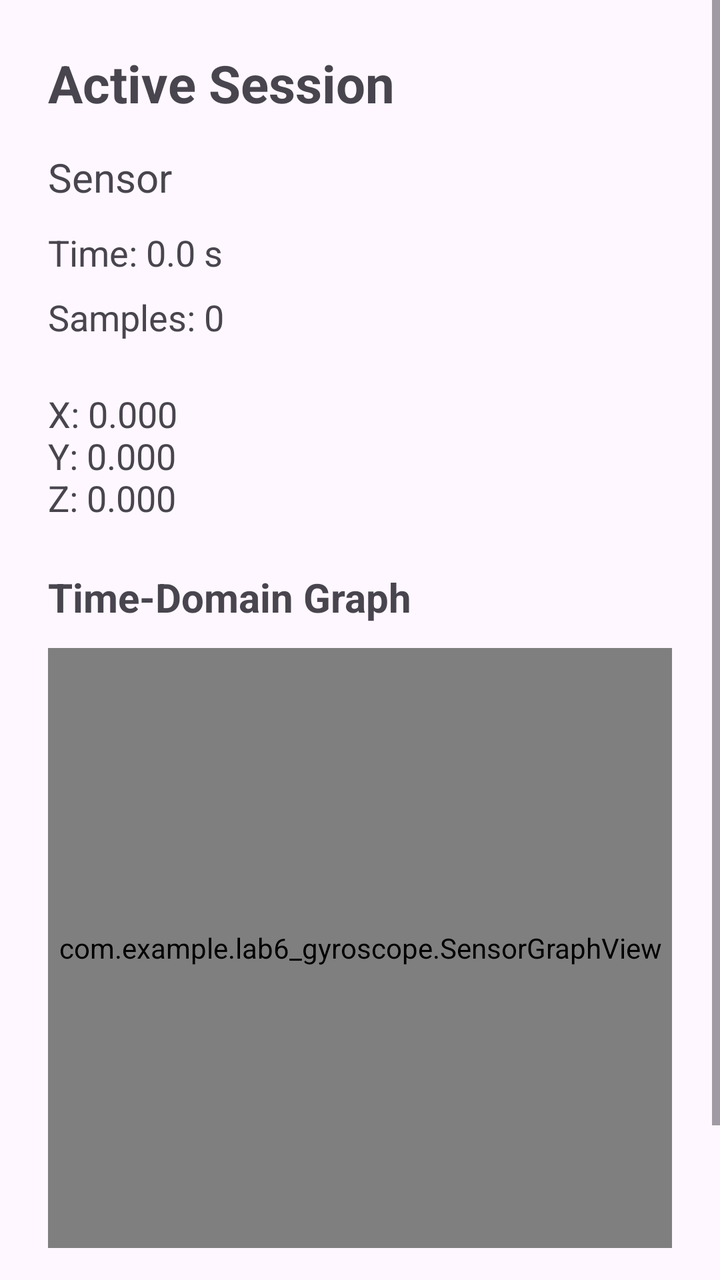
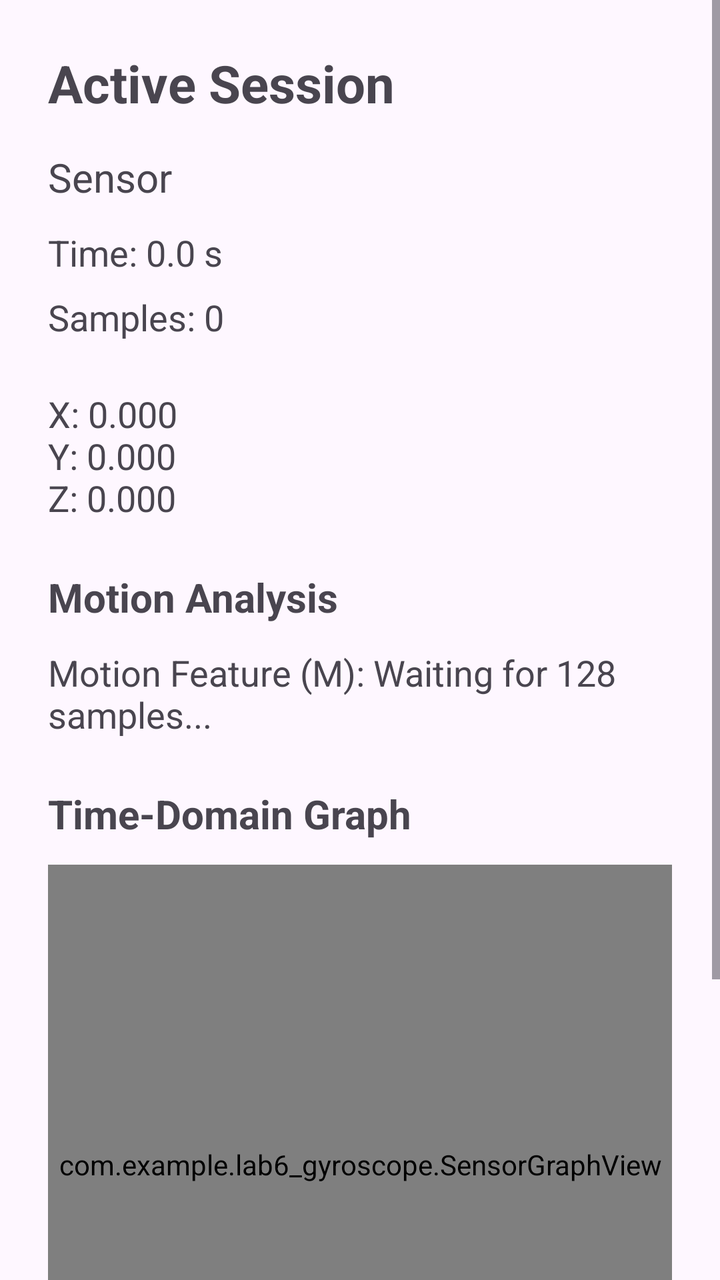

Two renders of the same Android screen: before a commit and after it. Below are the layout's source before the change and the commit's diff.
<!-- AndroidManifest.xml: application theme Theme.Lab6Gyroscope -->
<!-- res/layout/activity_session.xml -->
<?xml version="1.0" encoding="utf-8"?>
<ScrollView xmlns:android="http://schemas.android.com/apk/res/android"
    android:layout_width="match_parent"
    android:layout_height="match_parent">

    <LinearLayout
        android:layout_width="match_parent"
        android:layout_height="wrap_content"
        android:orientation="vertical"
        android:padding="24dp">

        <TextView
            android:layout_width="match_parent"
            android:layout_height="wrap_content"
            android:text="Active Session"
            android:textSize="26sp"
            android:textStyle="bold" />

        <TextView
            android:id="@+id/tvSensorName"
            android:layout_width="match_parent"
            android:layout_height="wrap_content"
            android:text="Sensor"
            android:textSize="20sp"
            android:layout_marginTop="16dp" />

        <TextView
            android:id="@+id/tvElapsedTime"
            android:layout_width="match_parent"
            android:layout_height="wrap_content"
            android:text="Time: 0.0 s"
            android:textSize="18sp"
            android:layout_marginTop="12dp" />

        <TextView
            android:id="@+id/tvSampleCount"
            android:layout_width="match_parent"
            android:layout_height="wrap_content"
            android:text="Samples: 0"
            android:textSize="18sp"
            android:layout_marginTop="8dp" />

        <TextView
            android:id="@+id/tvSensorValues"
            android:layout_width="match_parent"
            android:layout_height="wrap_content"
            android:text="X: 0.000&#10;Y: 0.000&#10;Z: 0.000"
            android:textSize="18sp"
            android:layout_marginTop="24dp" />

        <TextView
            android:layout_width="match_parent"
            android:layout_height="wrap_content"
            android:text="Time-Domain Graph"
            android:textSize="20sp"
            android:textStyle="bold"
            android:layout_marginTop="24dp" />

        <com.example.lab6_gyroscope.SensorGraphView
            android:id="@+id/sensorGraph"
            android:layout_width="match_parent"
            android:layout_height="300dp"
            android:layout_marginTop="12dp"
            android:background="#F5F5F5" />

        <Button
            android:id="@+id/btnStopSession"
            android:layout_width="match_parent"
            android:layout_height="wrap_content"
            android:text="Stop Session"
            android:layout_marginTop="32dp" />

    </LinearLayout>
</ScrollView>
<!-- resources referenced by this layout -->
<resources>
  <style name="Theme.Lab6Gyroscope" parent="Base.Theme.Lab6Gyroscope" />
  <style name="Base.Theme.Lab6Gyroscope" parent="Theme.Material3.DayNight.NoActionBar">
          
          
      </style>
</resources>

<!-- the commit's change to res/layout/activity_session.xml (unified diff, before → after) -->
@@ -51,6 +51,22 @@
         <TextView
             android:layout_width="match_parent"
             android:layout_height="wrap_content"
+            android:text="Motion Analysis"
+            android:textSize="20sp"
+            android:textStyle="bold"
+            android:layout_marginTop="24dp" />
+
+        <TextView
+            android:id="@+id/tvMotionFeature"
+            android:layout_width="match_parent"
+            android:layout_height="wrap_content"
+            android:text="Motion Feature (M): Waiting for 128 samples..."
+            android:textSize="18sp"
+            android:layout_marginTop="12dp" />
+
+        <TextView
+            android:layout_width="match_parent"
+            android:layout_height="wrap_content"
             android:text="Time-Domain Graph"
             android:textSize="20sp"
             android:textStyle="bold"
